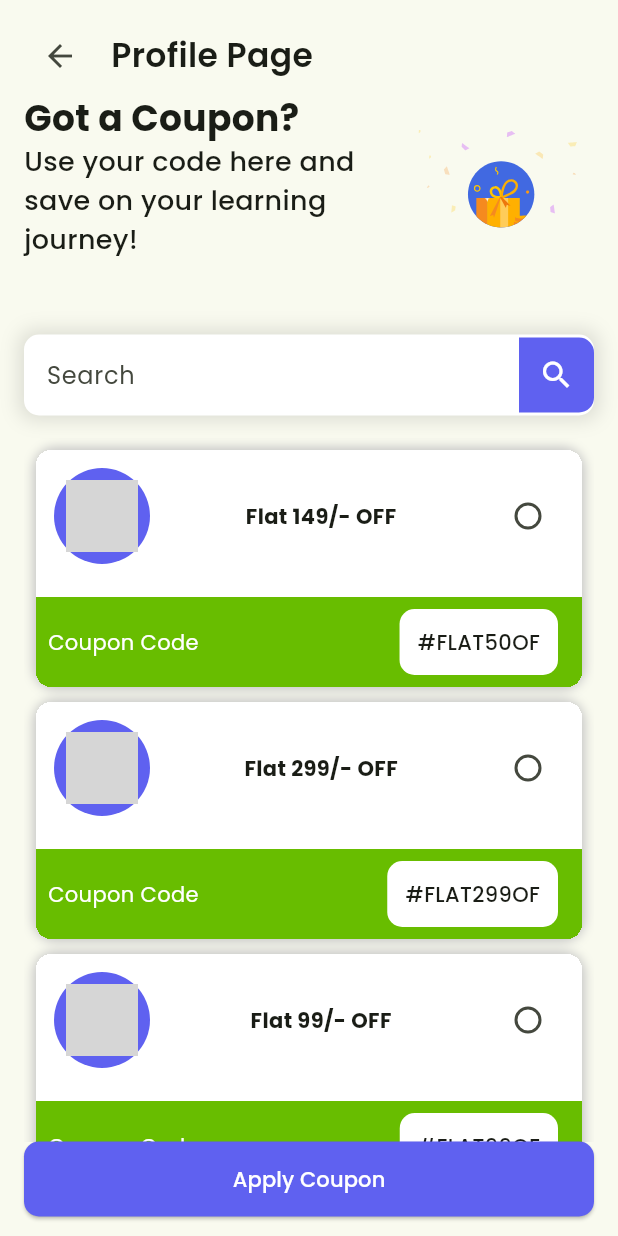
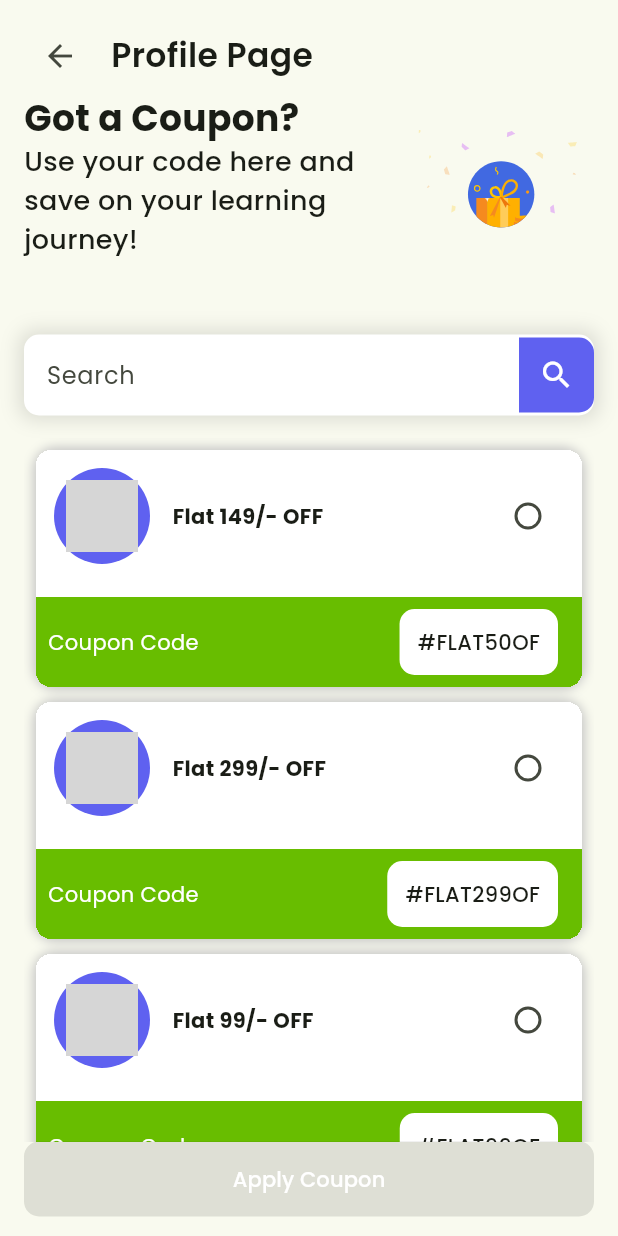
Before and after one commit to midhunmashuptech/Zephyr, a Flutter app: the screen it shows after launch, on a phone screen of 412 x 824 dp. Run offline on Flutter 3.47's test engine with Material 3 defaults, Android fonts, the phone set to English and light mode, and no system bars; our stand-ins replace better_player, dotted_border, file_picker, fluentui_system_icons, flutter_rating_bar, hugeicons and 8 more; missing offline and left inert: iconify_flutter_plus, syncfusion_flutter_pdfviewer; project files that could hold a hidden picture were left out; grey boxes are pictures that could not be loaded.

Commit message:
apply coupon page changes new

```diff
--- a/lib/features/payment/screens/apply_coupon.dart
+++ b/lib/features/payment/screens/apply_coupon.dart
@@ -24,13 +24,14 @@ class _ApplyCouponState extends State<ApplyCoupon> {
     Coupons(couponText: "Flat 299/- OFF", couponCode: "#FLAT299OF"),
     Coupons(couponText: "Flat 99/- OFF", couponCode: "#FLAT99OF"),
   ];
+  String? selectedValue;
 
   @override
   Widget build(BuildContext context) {
     return Scaffold(
       body: SafeArea(
           child: Padding(
-        padding: const EdgeInsets.symmetric(horizontal: 16.0,vertical: 13),
+        padding: const EdgeInsets.symmetric(horizontal: 16.0, vertical: 13),
         child: Column(
           children: [
             Row(
@@ -61,23 +62,39 @@ class _ApplyCouponState extends State<ApplyCoupon> {
                     ],
                   ),
                 ),
-                Lottie.asset("assets/lottie/coupon.json", width: MediaQuery.of(context).size.width * .3)
+                Lottie.asset("assets/lottie/coupon.json",
+                    width: MediaQuery.of(context).size.width * .3)
               ],
             ),
             SizedBox(height: 50),
             CustomSearchBar(color: AppColors.primaryBlue),
             SizedBox(height: 15),
             Expanded(
-              child: ListView.separated(padding: EdgeInsets.all(8),
-                separatorBuilder: (context, index) => SizedBox(height: 10,),
+              child: ListView.separated(
+                  padding: EdgeInsets.all(8),
+                  separatorBuilder: (context, index) => SizedBox(
+                        height: 10,
+                      ),
                   itemCount: coupons.length,
-                itemBuilder: (context,index)=> CouponCard(
+                  itemBuilder: (context, index) => CouponCard(
                         couponText: coupons[index].couponText,
-                couponCode: coupons[index].couponCode
+                        couponCode: coupons[index].couponCode,
+                        radioValue: index.toString(),
+                        radioGroupValue: selectedValue,
+                        onChanged: (String? value) {
+                          setState(() {
+                          selectedValue = value;
+                          });
+                        },
                       )),
             ),
             // SizedBox(height: 15),
-            CustomButton(text: "Apply Coupon",color: AppColors.primaryBlue,onPressed: (){},textcolor: AppColors.white,)
+            CustomButton(
+              text: "Apply Coupon",
+              color: AppColors.primaryBlue,
+              onPressed: selectedValue == null ? null : () {},
+              textcolor: AppColors.white,
+            )
           ],
         ),
       )),
--- a/lib/features/payment/widgets/coupon_card_widget.dart
+++ b/lib/features/payment/widgets/coupon_card_widget.dart
@@ -6,9 +6,16 @@ import 'package:zephyr/constants/app_constants.dart';
 class CouponCard extends StatefulWidget {
   final String couponText;
   final String couponCode;
-  const CouponCard({
-    required this.couponText,
+  final String radioValue;
+  final String? radioGroupValue;
+  final ValueChanged<String?> onChanged;
+
+  const CouponCard(
+      {required this.couponText,
       required this.couponCode,
+      required this.radioValue,
+      required this.radioGroupValue,
+      required this.onChanged,
     super.key});
 
   @override
@@ -37,6 +44,8 @@ class _CouponCardState extends State<CouponCard> {
                 child: Row(
                   mainAxisAlignment: MainAxisAlignment.spaceBetween,
                   children: [
+                    Row(
+                      children: [
                         Container(
                             decoration: BoxDecoration(
                               borderRadius: BorderRadius.circular(50),
@@ -48,12 +57,17 @@ class _CouponCardState extends State<CouponCard> {
                                 Mdi.coupon,
                                 color: AppColors.white,
                               ),
-                        )),
+                            )
+                          ),
+                          SizedBox(width: 15),
                           Text(widget.couponText,style: TextStyle(fontWeight: FontWeight.w700),),
+                      ],
+                    ),
                     Radio(
-                        value: "rdc",
-                        groupValue: "groupValue",
-                        onChanged: (_) {})
+                      activeColor: AppColors.primaryBlue,
+                        value: widget.radioValue,
+                        groupValue: widget.radioGroupValue,
+                        onChanged: widget.onChanged)
                   ],
                 ),
               ),
@@ -76,7 +90,9 @@ class _CouponCardState extends State<CouponCard> {
                               color: AppColors.white,
                             ),
                             child: Padding(
-                              padding: const EdgeInsets.all(12.0),
+                              padding: const EdgeInsets.all(
+                                12.0),
+
                               child: Text(widget.couponCode,style: TextStyle(fontWeight: FontWeight.w500),),
                             )),
                       )
```
Lines whose indentation alone changed are shown as unchanged.
